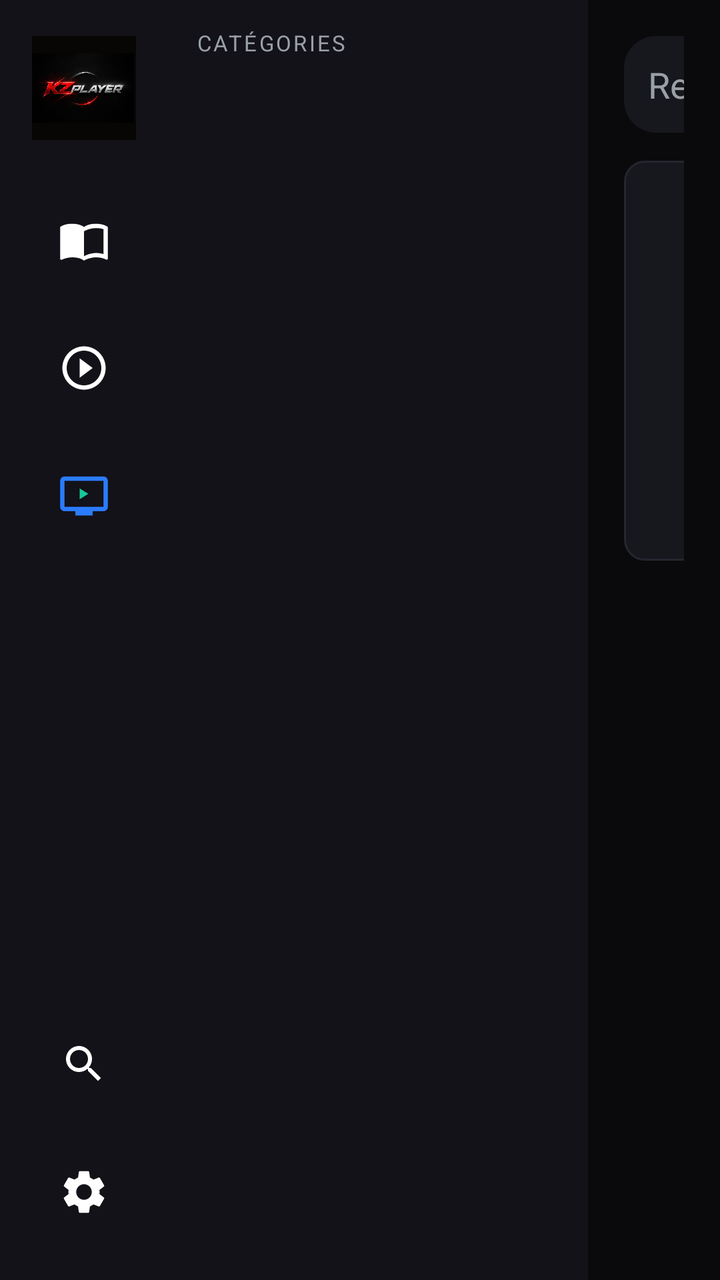
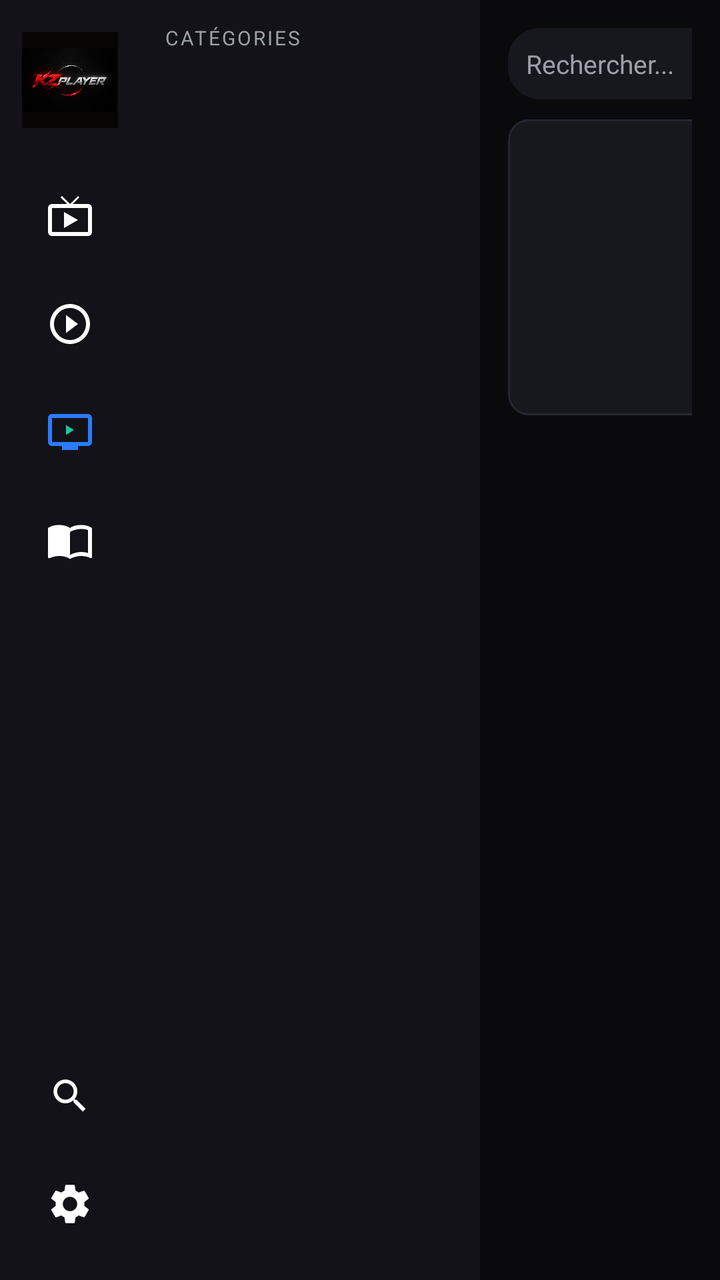

Before-and-after screenshots of an Android layout around one commit, followed by the original layout XML and the change that was made.
<!-- AndroidManifest.xml: application theme Theme.KZ -->
<!-- res/layout/activity_new_catalog.xml -->
<?xml version="1.0" encoding="utf-8"?>
<LinearLayout xmlns:android="http://schemas.android.com/apk/res/android"
    android:layout_width="match_parent"
    android:layout_height="match_parent"
    android:orientation="horizontal"
    android:background="@color/bg">
    <include layout="@layout/newtivi_sidebar" />
    <LinearLayout
        android:layout_width="210dp"
        android:layout_height="match_parent"
        android:orientation="vertical"
        android:background="@color/bg2"
        android:padding="14dp">
        <TextView
            android:layout_width="wrap_content"
            android:layout_height="wrap_content"
            android:text="CAT\u00c9GORIES"
            android:textColor="@color/muted"
            android:textSize="11sp"
            android:letterSpacing="0.1"
            android:layout_marginBottom="10dp" />
        <androidx.recyclerview.widget.RecyclerView
            android:id="@+id/catRv"
            android:layout_width="match_parent"
            android:layout_height="0dp"
            android:layout_weight="1" />
    </LinearLayout>
    <LinearLayout
        android:layout_width="0dp"
        android:layout_height="match_parent"
        android:layout_weight="1"
        android:orientation="vertical"
        android:padding="18dp">
        <LinearLayout
            android:layout_width="match_parent"
            android:layout_height="wrap_content"
            android:orientation="horizontal"
            android:gravity="center_vertical">
            <TextView
                android:id="@+id/titleTv"
                android:layout_width="wrap_content"
                android:layout_height="wrap_content"
                android:textColor="@color/text"
                android:textSize="24sp"
                android:textStyle="bold" />
            <View
                android:layout_width="0dp"
                android:layout_height="1dp"
                android:layout_weight="1" />
            <EditText
                android:id="@+id/searchEt"
                android:layout_width="260dp"
                android:layout_height="wrap_content"
                android:hint="Rechercher..."
                android:inputType="text"
                android:textColor="@color/text"
                android:textColorHint="@color/muted"
                android:background="@drawable/bg_card"
                android:padding="12dp" />
        </LinearLayout>
        <LinearLayout
            android:layout_width="match_parent"
            android:layout_height="200dp"
            android:orientation="horizontal"
            android:layout_marginTop="14dp">
            <LinearLayout
                android:layout_width="0dp"
                android:layout_height="match_parent"
                android:layout_weight="1"
                android:orientation="vertical"
                android:gravity="center_vertical"
                android:paddingEnd="18dp">
                <TextView
                    android:id="@+id/heroTitle"
                    android:layout_width="match_parent"
                    android:layout_height="wrap_content"
                    android:textColor="@color/text"
                    android:textSize="26sp"
                    android:textStyle="bold"
                    android:maxLines="2"
                    android:ellipsize="end" />
                <TextView
                    android:id="@+id/heroMeta"
                    android:layout_width="wrap_content"
                    android:layout_height="wrap_content"
                    android:textColor="@color/accent"
                    android:textStyle="bold"
                    android:textSize="13sp"
                    android:layout_marginTop="6dp" />
                <TextView
                    android:id="@+id/heroDesc"
                    android:layout_width="match_parent"
                    android:layout_height="wrap_content"
                    android:textColor="#CCFFFFFF"
                    android:textSize="14sp"
                    android:maxLines="4"
                    android:ellipsize="end"
                    android:layout_marginTop="8dp" />
            </LinearLayout>
            <ImageView
                android:id="@+id/heroImg"
                android:layout_width="340dp"
                android:layout_height="match_parent"
                android:scaleType="centerCrop"
                android:background="@drawable/bg_tile"
                android:contentDescription="@null" />
        </LinearLayout>
        <FrameLayout
            android:layout_width="match_parent"
            android:layout_height="0dp"
            android:layout_weight="1"
            android:layout_marginTop="14dp">
            <androidx.recyclerview.widget.RecyclerView
                android:id="@+id/itemRv"
                android:layout_width="match_parent"
                android:layout_height="match_parent" />
            <ProgressBar
                android:id="@+id/progress"
                android:layout_width="wrap_content"
                android:layout_height="wrap_content"
                android:layout_gravity="center"
                android:visibility="gone" />
            <TextView
                android:id="@+id/msgTv"
                android:layout_width="wrap_content"
                android:layout_height="wrap_content"
                android:layout_gravity="center"
                android:textColor="@color/muted"
                android:gravity="center" />
        </FrameLayout>
    </LinearLayout>
</LinearLayout>
<!-- res/layout/newtivi_sidebar.xml (included above) -->
<?xml version="1.0" encoding="utf-8"?>
<LinearLayout xmlns:android="http://schemas.android.com/apk/res/android"
    android:id="@+id/ntSidebar"
    android:layout_width="84dp"
    android:layout_height="match_parent"
    android:orientation="vertical"
    android:background="@color/bg2"
    android:gravity="center_horizontal"
    android:paddingStart="10dp"
    android:paddingEnd="10dp">

    <ImageView
        android:id="@+id/logoIv"
        android:layout_width="52dp"
        android:layout_height="52dp"
        android:layout_marginTop="18dp"
        android:layout_marginBottom="22dp"
        android:src="@drawable/kz_logo_icon"
        android:scaleType="fitCenter"
        android:contentDescription="@null" />

    <LinearLayout
        android:id="@+id/navGuide"
        android:layout_width="match_parent"
        android:layout_height="56dp"
        android:layout_marginBottom="8dp"
        android:gravity="center"
        android:clickable="true"
        android:focusable="true"
        android:background="@drawable/bg_nav_item">
        <ImageView
            android:id="@+id/navGuideImg"
            android:layout_width="26dp"
            android:layout_height="26dp"
            android:src="@drawable/ic_epg"
            android:contentDescription="@null" />
    </LinearLayout>

    <LinearLayout
        android:id="@+id/navMovies"
        android:layout_width="match_parent"
        android:layout_height="56dp"
        android:layout_marginBottom="8dp"
        android:gravity="center"
        android:clickable="true"
        android:focusable="true"
        android:background="@drawable/bg_nav_item">
        <ImageView
            android:id="@+id/navMoviesImg"
            android:layout_width="26dp"
            android:layout_height="26dp"
            android:src="@drawable/ic_movie"
            android:contentDescription="@null" />
    </LinearLayout>

    <LinearLayout
        android:id="@+id/navSeries"
        android:layout_width="match_parent"
        android:layout_height="56dp"
        android:gravity="center"
        android:clickable="true"
        android:focusable="true"
        android:background="@drawable/bg_nav_item">
        <ImageView
            android:id="@+id/navSeriesImg"
            android:layout_width="26dp"
            android:layout_height="26dp"
            android:src="@drawable/ic_tv"
            android:contentDescription="@null" />
    </LinearLayout>

    <View
        android:layout_width="match_parent"
        android:layout_height="0dp"
        android:layout_weight="1" />

    <LinearLayout
        android:id="@+id/navSearch"
        android:layout_width="match_parent"
        android:layout_height="56dp"
        android:layout_marginBottom="8dp"
        android:gravity="center"
        android:clickable="true"
        android:focusable="true"
        android:background="@drawable/bg_nav_item">
        <ImageView
            android:id="@+id/navSearchImg"
            android:layout_width="24dp"
            android:layout_height="24dp"
            android:src="@drawable/ic_search"
            android:contentDescription="@null" />
    </LinearLayout>

    <LinearLayout
        android:id="@+id/navSettings"
        android:layout_width="match_parent"
        android:layout_height="56dp"
        android:layout_marginBottom="16dp"
        android:gravity="center"
        android:clickable="true"
        android:focusable="true"
        android:background="@drawable/bg_nav_item">
        <ImageView
            android:id="@+id/navSettingsImg"
            android:layout_width="26dp"
            android:layout_height="26dp"
            android:src="@drawable/ic_settings"
            android:contentDescription="@null" />
    </LinearLayout>
</LinearLayout>
<!-- resources referenced by this layout -->
<resources>
  <color name="accent">#E50914</color>
  <color name="bg">#0A0A0C</color>
  <color name="bg2">#121218</color>
  <color name="muted">#9AA0A6</color>
  <color name="text">#FFFFFF</color>
  <!-- drawable bg_card (drawable) -->
  <?xml version="1.0" encoding="utf-8"?>
  <shape xmlns:android="http://schemas.android.com/apk/res/android" android:shape="rectangle">
      <solid android:color="@color/card" />
      <corners android:radius="16dp" />
  </shape>
  <!-- drawable bg_nav_item (drawable) -->
  <?xml version="1.0" encoding="utf-8"?>
  <selector xmlns:android="http://schemas.android.com/apk/res/android">
      
      <item android:state_selected="true">
          <shape android:shape="rectangle">
              <solid android:color="@color/accent" />
              <corners android:radius="14dp" />
          </shape>
      </item>
      <item android:state_focused="true">
          <shape android:shape="rectangle">
              <solid android:color="@color/accent" />
              <corners android:radius="14dp" />
          </shape>
      </item>
      <item android:state_pressed="true">
          <shape android:shape="rectangle">
              <solid android:color="@color/accent2" />
              <corners android:radius="14dp" />
          </shape>
      </item>
      <item>
          <shape android:shape="rectangle">
              <solid android:color="@android:color/transparent" />
              <corners android:radius="14dp" />
          </shape>
      </item>
  </selector>
  <!-- drawable ic_movie (drawable) -->
  <?xml version="1.0" encoding="utf-8"?>
  <vector xmlns:android="http://schemas.android.com/apk/res/android"
      android:width="24dp" android:height="24dp"
      android:viewportWidth="24" android:viewportHeight="24">
      <path android:fillColor="#FFFFFF" android:pathData="M10,16.5l6,-4.5 -6,-4.5v9zM12,2C6.48,2 2,6.48 2,12s4.48,10 10,10 10,-4.48 10,-10S17.52,2 12,2zM12,20c-4.41,0 -8,-3.59 -8,-8s3.59,-8 8,-8 8,3.59 8,8 -3.59,8 -8,8z" />
  </vector>
  <!-- drawable ic_tv (drawable) -->
  <vector xmlns:android="http://schemas.android.com/apk/res/android"
      android:width="48dp"
      android:height="48dp"
      android:viewportWidth="24"
      android:viewportHeight="24">
      <path
          android:fillColor="#2B7CFF"
          android:pathData="M21,3H3C1.9,3 1,3.9 1,5v12c0,1.1 0.9,2 2,2h5v2h8v-2h5c1.1,0 2,-0.9 2,-2V5C23,3.9 22.1,3 21,3zM21,17H3V5h18V17z" />
      <path
          android:fillColor="#16C79A"
          android:pathData="M10,8.5v5l4,-2.5z" />
  </vector>
  <style name="Theme.KZ" parent="Theme.Material3.DayNight.NoActionBar">
          <item name="android:windowBackground">@color/bg</item>
          <item name="android:statusBarColor">@color/bg</item>
          <item name="android:navigationBarColor">@color/bg</item>
          <item name="colorPrimary">@color/accent</item>
          <item name="colorOnPrimary">@color/text</item>
      </style>
  <color name="card">#17171E</color>
  <color name="accent2">#B0060F</color>
  <color name="stroke">#262630</color>
  <!-- unchanged entries left out for length: 5 -->
</resources>

<!-- the commit's change to res/layout/activity_new_catalog.xml (unified diff, before → after) -->
@@ -6,19 +6,19 @@
     android:background="@color/bg">
     <include layout="@layout/newtivi_sidebar" />
     <LinearLayout
-        android:layout_width="210dp"
+        android:layout_width="170dp"
         android:layout_height="match_parent"
         android:orientation="vertical"
         android:background="@color/bg2"
-        android:padding="14dp">
+        android:padding="12dp">
         <TextView
             android:layout_width="wrap_content"
             android:layout_height="wrap_content"
             android:text="CAT\u00c9GORIES"
             android:textColor="@color/muted"
-            android:textSize="11sp"
+            android:textSize="10sp"
             android:letterSpacing="0.1"
-            android:layout_marginBottom="10dp" />
+            android:layout_marginBottom="8dp" />
         <androidx.recyclerview.widget.RecyclerView
             android:id="@+id/catRv"
             android:layout_width="match_parent"
@@ -30,7 +30,7 @@
         android:layout_height="match_parent"
         android:layout_weight="1"
         android:orientation="vertical"
-        android:padding="18dp">
+        android:padding="14dp">
         <LinearLayout
             android:layout_width="match_parent"
             android:layout_height="wrap_content"
@@ -41,7 +41,7 @@
                 android:layout_width="wrap_content"
                 android:layout_height="wrap_content"
                 android:textColor="@color/text"
-                android:textSize="24sp"
+                android:textSize="19sp"
                 android:textStyle="bold" />
             <View
                 android:layout_width="0dp"
@@ -49,33 +49,34 @@
                 android:layout_weight="1" />
             <EditText
                 android:id="@+id/searchEt"
-                android:layout_width="260dp"
+                android:layout_width="210dp"
                 android:layout_height="wrap_content"
                 android:hint="Rechercher..."
                 android:inputType="text"
+                android:textSize="13sp"
                 android:textColor="@color/text"
                 android:textColorHint="@color/muted"
                 android:background="@drawable/bg_card"
-                android:padding="12dp" />
+                android:padding="9dp" />
         </LinearLayout>
         <LinearLayout
             android:layout_width="match_parent"
-            android:layout_height="200dp"
+            android:layout_height="148dp"
             android:orientation="horizontal"
-            android:layout_marginTop="14dp">
+            android:layout_marginTop="10dp">
             <LinearLayout
                 android:layout_width="0dp"
                 android:layout_height="match_parent"
                 android:layout_weight="1"
                 android:orientation="vertical"
                 android:gravity="center_vertical"
-                android:paddingEnd="18dp">
+                android:paddingEnd="14dp">
                 <TextView
                     android:id="@+id/heroTitle"
                     android:layout_width="match_parent"
                     android:layout_height="wrap_content"
                     android:textColor="@color/text"
-                    android:textSize="26sp"
+                    android:textSize="20sp"
                     android:textStyle="bold"
                     android:maxLines="2"
                     android:ellipsize="end" />
@@ -85,21 +86,21 @@
                     android:layout_height="wrap_content"
                     android:textColor="@color/accent"
                     android:textStyle="bold"
-                    android:textSize="13sp"
-                    android:layout_marginTop="6dp" />
+                    android:textSize="12sp"
+                    android:layout_marginTop="5dp" />
                 <TextView
                     android:id="@+id/heroDesc"
                     android:layout_width="match_parent"
                     android:layout_height="wrap_content"
                     android:textColor="#CCFFFFFF"
-                    android:textSize="14sp"
-                    android:maxLines="4"
+                    android:textSize="12sp"
+                    android:maxLines="3"
                     android:ellipsize="end"
-                    android:layout_marginTop="8dp" />
+                    android:layout_marginTop="6dp" />
             </LinearLayout>
             <ImageView
                 android:id="@+id/heroImg"
-                android:layout_width="340dp"
+                android:layout_width="248dp"
                 android:layout_height="match_parent"
                 android:scaleType="centerCrop"
                 android:background="@drawable/bg_tile"
@@ -109,7 +110,7 @@
             android:layout_width="match_parent"
             android:layout_height="0dp"
             android:layout_weight="1"
-            android:layout_marginTop="14dp">
+            android:layout_marginTop="10dp">
             <androidx.recyclerview.widget.RecyclerView
                 android:id="@+id/itemRv"
                 android:layout_width="match_parent"
@@ -134,72 +135,137 @@
 <?xml version="1.0" encoding="utf-8"?>
 <LinearLayout xmlns:android="http://schemas.android.com/apk/res/android"
     android:id="@+id/ntSidebar"
-    android:layout_width="84dp"
+    android:layout_width="70dp"
     android:layout_height="match_parent"
     android:orientation="vertical"
     android:background="@color/bg2"
-    android:gravity="center_horizontal"
     android:paddingStart="10dp"
     android:paddingEnd="10dp">
 
     <ImageView
         android:id="@+id/logoIv"
-        android:layout_width="52dp"
-        android:layout_height="52dp"
-        android:layout_marginTop="18dp"
-        android:layout_marginBottom="22dp"
+        android:layout_width="48dp"
+        android:layout_height="48dp"
+        android:layout_gravity="center_horizontal"
+        android:layout_marginTop="16dp"
+        android:layout_marginBottom="20dp"
         android:src="@drawable/kz_logo_icon"
         android:scaleType="fitCenter"
         android:contentDescription="@null" />
 
     <LinearLayout
+        android:id="@+id/navTv"
+        android:layout_width="match_parent"
+        android:layout_height="48dp"
+        android:layout_marginBottom="6dp"
+        android:orientation="horizontal"
+        android:gravity="center_vertical"
+        android:paddingStart="13dp"
+        android:clickable="true"
+        android:focusable="true"
+        android:background="@drawable/bg_nav_item">
+        <ImageView
+            android:id="@+id/navTvImg"
+            android:layout_width="24dp"
+            android:layout_height="24dp"
+            android:src="@drawable/ic_live_tv"
+            android:contentDescription="@null" />
+        <TextView
+            android:id="@+id/navTvLabel"
+            android:layout_width="wrap_content"
+            android:layout_height="wrap_content"
+            android:text="TV"
+            android:textColor="@color/muted"
+            android:textSize="14sp"
+            android:textStyle="bold"
+            android:layout_marginStart="16dp"
+            android:visibility="gone" />
+    </LinearLayout>
+
+    <LinearLayout
+        android:id="@+id/navMovies"
+        android:layout_width="match_parent"
+        android:layout_height="48dp"
+        android:layout_marginBottom="6dp"
+        android:orientation="horizontal"
+        android:gravity="center_vertical"
+        android:paddingStart="13dp"
+        android:clickable="true"
+        android:focusable="true"
+        android:background="@drawable/bg_nav_item">
+        <ImageView
+            android:id="@+id/navMoviesImg"
+            android:layout_width="24dp"
+            android:layout_height="24dp"
+            android:src="@drawable/ic_movie"
+            android:contentDescription="@null" />
+        <TextView
+            android:id="@+id/navMoviesLabel"
+            android:layout_width="wrap_content"
+            android:layout_height="wrap_content"
+            android:text="Films"
+            android:textColor="@color/muted"
+            android:textSize="14sp"
+            android:textStyle="bold"
+            android:layout_marginStart="16dp"
+            android:visibility="gone" />
+    </LinearLayout>
+
+    <LinearLayout
+        android:id="@+id/navSeries"
+        android:layout_width="match_parent"
+        android:layout_height="48dp"
+        android:layout_marginBottom="6dp"
+        android:orientation="horizontal"
+        android:gravity="center_vertical"
+        android:paddingStart="13dp"
+        android:clickable="true"
+        android:focusable="true"
+        android:background="@drawable/bg_nav_item">
+        <ImageView
+            android:id="@+id/navSeriesImg"
+            android:layout_width="24dp"
+            android:layout_height="24dp"
+            android:src="@drawable/ic_tv"
+            android:contentDescription="@null" />
+        <TextView
+            android:id="@+id/navSeriesLabel"
+            android:layout_width="wrap_content"
+            android:layout_height="wrap_content"
+            android:text="S\u00e9ries"
+            android:textColor="@color/muted"
+            android:textSize="14sp"
+            android:textStyle="bold"
+            android:layout_marginStart="16dp"
+            android:visibility="gone" />
+    </LinearLayout>
+
+    <LinearLayout
         android:id="@+id/navGuide"
         android:layout_width="match_parent"
-        android:layout_height="56dp"
-        android:layout_marginBottom="8dp"
-        android:gravity="center"
+        android:layout_height="48dp"
+        android:orientation="horizontal"
+        android:gravity="center_vertical"
+        android:paddingStart="13dp"
         android:clickable="true"
         android:focusable="true"
         android:background="@drawable/bg_nav_item">
         <ImageView
             android:id="@+id/navGuideImg"
-            android:layout_width="26dp"
-            android:layout_height="26dp"
+            android:layout_width="24dp"
+            android:layout_height="24dp"
             android:src="@drawable/ic_epg"
             android:contentDescription="@null" />
-    </LinearLayout>
-
-    <LinearLayout
-        android:id="@+id/navMovies"
-        android:layout_width="match_parent"
-        android:layout_height="56dp"
-        android:layout_marginBottom="8dp"
-        android:gravity="center"
-        android:clickable="true"
-        android:focusable="true"
-        android:background="@drawable/bg_nav_item">
-        <ImageView
-            android:id="@+id/navMoviesImg"
-            android:layout_width="26dp"
-            android:layout_height="26dp"
-            android:src="@drawable/ic_movie"
-            android:contentDescription="@null" />
-    </LinearLayout>
-
-    <LinearLayout
-        android:id="@+id/navSeries"
-        android:layout_width="match_parent"
-        android:layout_height="56dp"
-        android:gravity="center"
-        android:clickable="true"
-        android:focusable="true"
-        android:background="@drawable/bg_nav_item">
-        <ImageView
-            android:id="@+id/navSeriesImg"
-            android:layout_width="26dp"
-            android:layout_height="26dp"
-            android:src="@drawable/ic_tv"
-            android:contentDescription="@null" />
+        <TextView
+            android:id="@+id/navGuideLabel"
+            android:layout_width="wrap_content"
+            android:layout_height="wrap_content"
+            android:text="Guide"
+            android:textColor="@color/muted"
+            android:textSize="14sp"
+            android:textStyle="bold"
+            android:layout_marginStart="16dp"
+            android:visibility="gone" />
     </LinearLayout>
 
     <View
@@ -210,34 +276,58 @@
     <LinearLayout
         android:id="@+id/navSearch"
         android:layout_width="match_parent"
-        android:layout_height="56dp"
-        android:layout_marginBottom="8dp"
-        android:gravity="center"
+        android:layout_height="48dp"
+        android:layout_marginBottom="6dp"
+        android:orientation="horizontal"
+        android:gravity="center_vertical"
+        android:paddingStart="14dp"
         android:clickable="true"
         android:focusable="true"
         android:background="@drawable/bg_nav_item">
         <ImageView
             android:id="@+id/navSearchImg"
-            android:layout_width="24dp"
-            android:layout_height="24dp"
+            android:layout_width="22dp"
+            android:layout_height="22dp"
             android:src="@drawable/ic_search"
             android:contentDescription="@null" />
+        <TextView
+            android:id="@+id/navSearchLabel"
+            android:layout_width="wrap_content"
+            android:layout_height="wrap_content"
+            android:text="Recherche"
+            android:textColor="@color/muted"
+            android:textSize="14sp"
+            android:textStyle="bold"
+            android:layout_marginStart="18dp"
+            android:visibility="gone" />
     </LinearLayout>
 
     <LinearLayout
         android:id="@+id/navSettings"
         android:layout_width="match_parent"
-        android:layout_height="56dp"
-        android:layout_marginBottom="16dp"
-        android:gravity="center"
+        android:layout_height="48dp"
+        android:layout_marginBottom="14dp"
+        android:orientation="horizontal"
+        android:gravity="center_vertical"
+        android:paddingStart="13dp"
         android:clickable="true"
         android:focusable="true"
         android:background="@drawable/bg_nav_item">
         <ImageView
             android:id="@+id/navSettingsImg"
-            android:layout_width="26dp"
-            android:layout_height="26dp"
+            android:layout_width="24dp"
+            android:layout_height="24dp"
             android:src="@drawable/ic_settings"
             android:contentDescription="@null" />
+        <TextView
+            android:id="@+id/navSettingsLabel"
+            android:layout_width="wrap_content"
+            android:layout_height="wrap_content"
+            android:text="R\u00e9glages"
+            android:textColor="@color/muted"
+            android:textSize="14sp"
+            android:textStyle="bold"
+            android:layout_marginStart="16dp"
+            android:visibility="gone" />
     </LinearLayout>
 </LinearLayout>
<!-- resource entries referenced after the edit -->
@@ -18,28 +18,37 @@
       <item android:state_selected="true">
           <shape android:shape="rectangle">
               <solid android:color="@color/accent" />
-              <corners android:radius="14dp" />
+              <corners android:radius="12dp" />
           </shape>
       </item>
+      
       <item android:state_focused="true">
           <shape android:shape="rectangle">
-              <solid android:color="@color/accent" />
-              <corners android:radius="14dp" />
+              <solid android:color="#22FFFFFF" />
+              <corners android:radius="12dp" />
+              <stroke android:width="1dp" android:color="#40FFFFFF" />
           </shape>
       </item>
       <item android:state_pressed="true">
           <shape android:shape="rectangle">
               <solid android:color="@color/accent2" />
-              <corners android:radius="14dp" />
+              <corners android:radius="12dp" />
           </shape>
       </item>
       <item>
           <shape android:shape="rectangle">
               <solid android:color="@android:color/transparent" />
-              <corners android:radius="14dp" />
+              <corners android:radius="12dp" />
           </shape>
       </item>
   </selector>
+  <!-- drawable ic_live_tv (drawable) -->
+  <?xml version="1.0" encoding="utf-8"?>
+  <vector xmlns:android="http://schemas.android.com/apk/res/android"
+      android:width="24dp" android:height="24dp"
+      android:viewportWidth="24" android:viewportHeight="24">
+      <path android:fillColor="#FFFFFF" android:pathData="M21,6h-7.59l3.29,-3.29L16,2l-4,4 -4,-4 -0.71,0.71L10.59,6H3C1.9,6 1,6.89 1,8v12c0,1.1 0.9,2 2,2h18c1.1,0 2,-0.9 2,-2L23,8c0,-1.11 -0.9,-2 -2,-2zM21,20L3,20L3,8h18v12zM9,10v8l7,-4z" />
+  </vector>
   <!-- drawable ic_movie (drawable) -->
   <?xml version="1.0" encoding="utf-8"?>
   <vector xmlns:android="http://schemas.android.com/apk/res/android"
